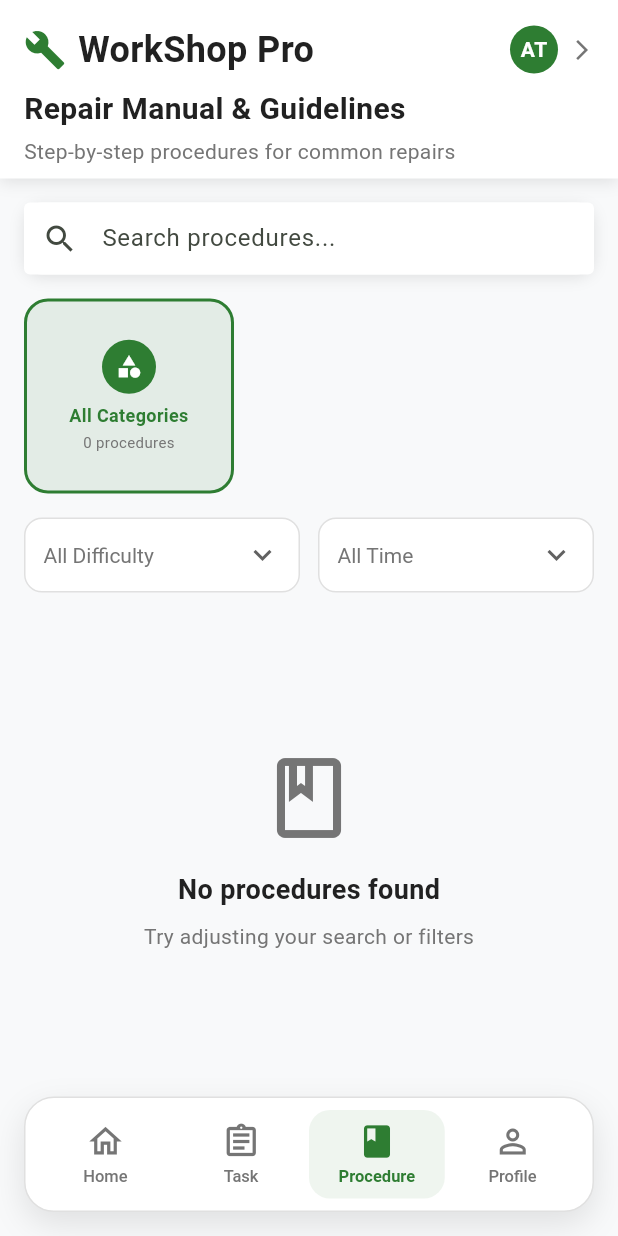
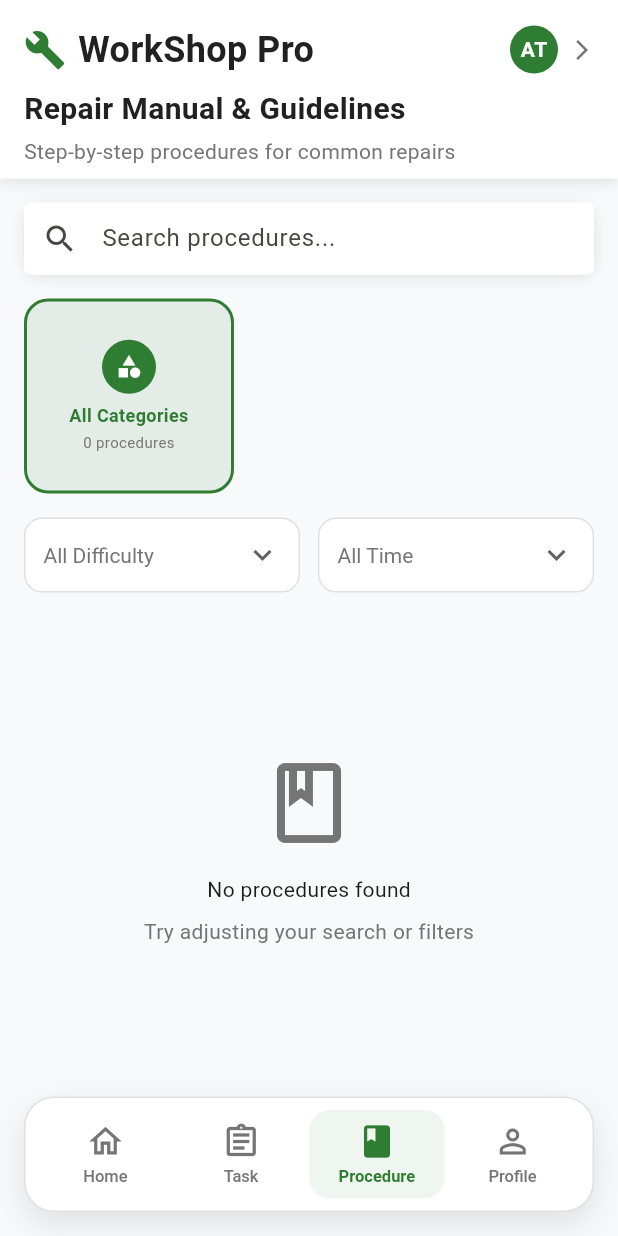
Before and after one commit to kelvin0263-kelvin/MobileAssignment, a Flutter app: the DashboardScreen screen opened directly, item 3 of the bottom bar chosen, on a phone screen of 412 x 824 dp. Run offline on Flutter 3.47's test engine with Material 3 defaults, Android fonts, the phone set to English and light mode, and no system bars; our stand-ins replace image_picker, signature, supabase_flutter, timer_builder; accounts and stored records are empty; statements that could not run were skipped.

Commit message:
Update procedure models and app utilities

```diff
--- a/lib/utils/app_utils.dart
+++ b/lib/utils/app_utils.dart
@@ -55,12 +55,6 @@ class AppTextStyles {
 
   static const TextStyle headline2 = TextStyle(
     fontSize: 20,
-    fontWeight: FontWeight.w600,
-    color: AppColors.textPrimary,
-  );
-
-  static const TextStyle headline3 = TextStyle(
-    fontSize: 18,
     fontWeight: FontWeight.w600,
     color: AppColors.textPrimary,
   );
```
Also changed, not shown: lib/models/procedure.dart (line endings or trailing spaces).
